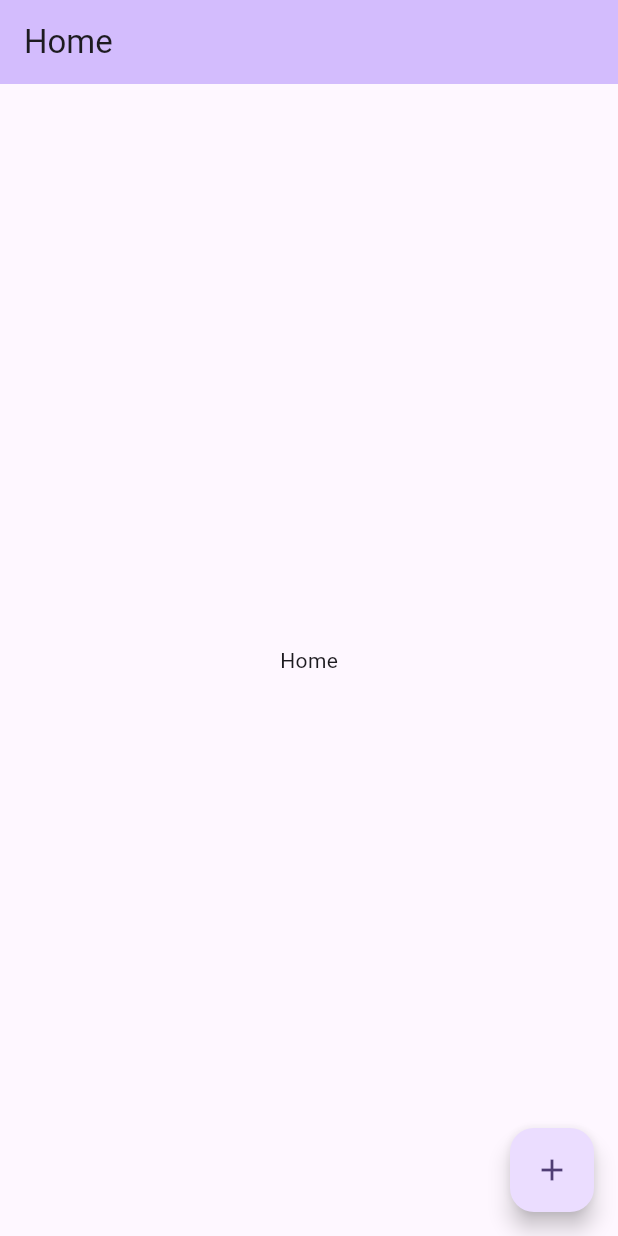
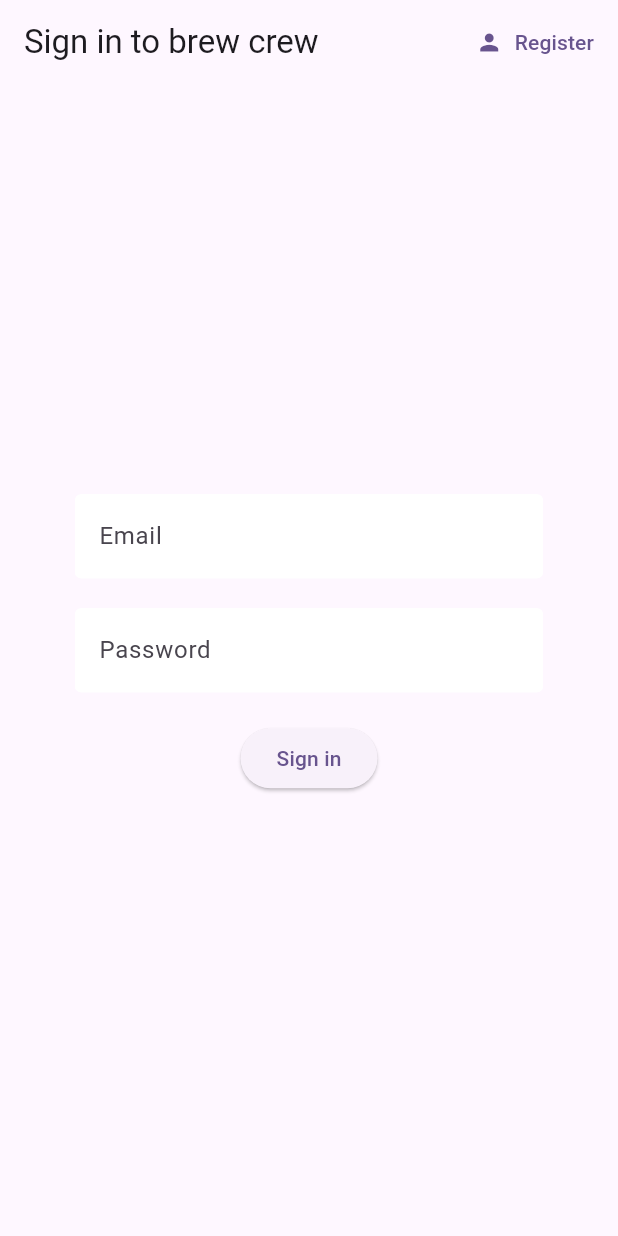
Before and after one commit to Antonate-96/todo-app, a Flutter app: the screen it shows after launch, on a phone screen of 412 x 824 dp. Run offline on Flutter 3.47's test engine with Material 3 defaults, Android fonts, the phone set to English and light mode, and no system bars; our stand-ins replace cloud_firestore, firebase_auth, firebase_core, flutter_spinkit, get; accounts and stored records are empty.

Commit message:
update source

```diff
--- a/lib/main.dart
+++ b/lib/main.dart
@@ -1,9 +1,12 @@
 import 'package:flutter/material.dart';
 import 'package:firebase_core/firebase_core.dart';
+import 'package:get/get.dart';
 import 'package:todos/view/home/home.dart';
+import 'package:todos/view/home/wrapper.dart';
 import 'firebase_options.dart';
 
 void main() async {
+  WidgetsFlutterBinding.ensureInitialized();
   await Firebase.initializeApp(
     options: DefaultFirebaseOptions.currentPlatform,
   );
@@ -17,13 +20,14 @@ class MyApp extends StatelessWidget {
   // This widget is the root of your application.
   @override
   Widget build(BuildContext context) {
-    return MaterialApp(
-      title: 'Flutter Demo',
+    return GetMaterialApp(
+      debugShowCheckedModeBanner: false,
+      title: 'Todos',
       theme: ThemeData(
         colorScheme: ColorScheme.fromSeed(seedColor: Colors.deepPurple),
         useMaterial3: true,
       ),
-      home: const Home(),
+      home: Wrapper(),
     );
   }
 }
--- /dev/null
+++ b/lib/models/todos.dart
@@ -0,0 +1,7 @@
+class Todos {
+  final String? name;
+  final String? task;
+  final String? detail;
+
+  Todos({this.name, this.task, this.detail});
+}
--- /dev/null
+++ b/lib/models/users.dart
@@ -0,0 +1,4 @@
+class MyUser {
+  final String uid;
+  MyUser({required this.uid});
+}
--- /dev/null
+++ b/lib/services/database.dart
@@ -0,0 +1,34 @@
+import 'package:cloud_firestore/cloud_firestore.dart';
+import 'package:todos/models/todos.dart';
+
+class DatabaseService {
+  final String? uid;
+  DatabaseService({this.uid});
+  // collection reference
+  final CollectionReference notesCollection =
+      FirebaseFirestore.instance.collection('notes');
+
+  Future updateUserData(String task, String name, String detail) async {
+    return await notesCollection.doc(uid).set({
+      'task': task,
+      'name': name,
+      'detail': detail,
+    });
+  }
+
+  // notes list from snapshot
+  List<Todos> _brewListFromSnapshot(QuerySnapshot? snapshot) {
+    return snapshot!.docs.map((doc) {
+      return Todos(
+        name: doc.get('name') ?? '',
+        task: doc.get('task') ?? 'no task',
+        detail: doc.get('detail') ?? 'no deatail',
+      );
+    }).toList();
+  }
+
+  // get notes stream
+  Stream<List<Todos>> get notes {
+    return notesCollection.snapshots().map(_brewListFromSnapshot);
+  }
+}
--- /dev/null
+++ b/lib/shared/constant.dart
@@ -0,0 +1,18 @@
+import 'package:flutter/material.dart';
+
+const textInputDecoration = InputDecoration(
+  fillColor: Colors.white,
+  filled: true,
+  enabledBorder: OutlineInputBorder(
+    borderSide: BorderSide(
+      color: Colors.white,
+      width: 2.0,
+    ),
+  ),
+  focusedBorder: OutlineInputBorder(
+    borderSide: BorderSide(
+      color: Colors.pink,
+      width: 2.0,
+    ),
+  ),
+);
--- /dev/null
+++ b/lib/shared/state.dart
@@ -0,0 +1,14 @@
+import 'package:get/get.dart';
+import 'package:todos/services/auth.dart';
+
+import '../models/users.dart';
+
+class UserController extends GetxController {
+  Rxn<MyUser> user = Rxn<MyUser>();
+
+  @override
+  void onInit() {
+    super.onInit();
+    user.bindStream(Authservice().user);
+  }
+}
--- /dev/null
+++ b/lib/view/home/authen/authenticate.dart
@@ -0,0 +1,24 @@
+import 'package:flutter/material.dart';
+import 'package:todos/view/home/authen/register.dart';
+import 'package:todos/view/home/authen/sign_in.dart';
+
+class Authenticate extends StatefulWidget {
+  @override
+  _AuthenticateState createState() => _AuthenticateState();
+}
+
+class _AuthenticateState extends State<Authenticate> {
+  bool showsignin = true;
+  void toggleview() {
+    setState(() => showsignin = !showsignin);
+  }
+
+  @override
+  Widget build(BuildContext context) {
+    if (showsignin) {
+      return SignIn(toggleview: toggleview);
+    } else {
+      return Register(toggleview: toggleview);
+    }
+  }
+}
--- /dev/null
+++ b/lib/view/home/authen/register.dart
@@ -0,0 +1,100 @@
+import 'package:flutter/material.dart';
+import 'package:todos/services/auth.dart';
+import 'package:todos/shared/constant.dart';
+
+import '../widget/loading.dart';
+
+class Register extends StatefulWidget {
+  final Function toggleview;
+  Register({required this.toggleview});
+
+  @override
+  State<Register> createState() => _RegisterState();
+}
+
+class _RegisterState extends State<Register> {
+  final Authservice _auth = Authservice();
+  final _formKey = GlobalKey<FormState>();
+  bool loading = false;
+
+  String email = '';
+  String password = '';
+  String error = '';
+  @override
+  Widget build(BuildContext context) {
+    return loading
+        ? Loading()
+        : Scaffold(
+            // backgroundColor: Theme.of(context).backgroundColor,
+            appBar: AppBar(
+              elevation: 0.0,
+              title: const Text('Sign up to brew crew'),
+              actions: <Widget>[
+                TextButton.icon(
+                  icon: const Icon(Icons.person),
+                  label: const Text('Sign In'),
+                  onPressed: () {
+                    widget.toggleview();
+                  },
+                )
+              ],
+            ),
+            body: Container(
+              padding: const EdgeInsets.symmetric(vertical: 20, horizontal: 50),
+              child: Form(
+                  key: _formKey,
+                  child: Column(
+                    children: <Widget>[
+                      const SizedBox(height: 20.0),
+                      TextFormField(
+                        decoration:
+                            textInputDecoration.copyWith(hintText: 'Email'),
+                        validator: ((value) =>
+                            value!.isEmpty ? 'Enter an Email' : null),
+                        onChanged: ((value) {
+                          setState(() => email = value);
+                        }),
+                      ),
+                      const SizedBox(height: 20.0),
+                      TextFormField(
+                        decoration:
+                            textInputDecoration.copyWith(hintText: 'Password'),
+                        validator: ((value) => value!.length < 6
+                            ? 'Enter a Password 6 chars long'
+                            : null),
+                        obscureText: true,
+                        onChanged: ((value) {
+                          setState(() => password = value);
+                        }),
+                      ),
+                      const SizedBox(height: 20.0),
+                      ElevatedButton(
+                        child: const Text('Register'),
+                        onPressed: () async {
+                          if (_formKey.currentState!.validate()) {
+                            setState(() => loading = true);
+                            dynamic result = await _auth
+                                .registerWithEmailAndPassword(email, password);
+                            if (result == null) {
+                              setState(() {
+                                error = 'please supply a valid email';
+                                loading = false;
+                              });
+                            }
+                          }
+                        },
+                      ),
+                      const SizedBox(
+                        height: 20,
+                      ),
+                      Text(
+                        error,
+                        style:
+                            const TextStyle(color: Colors.red, fontSize: 14.0),
+                      )
+                    ],
+                  )),
+            ),
+          );
+  }
+}
--- /dev/null
+++ b/lib/view/home/authen/sign_in.dart
@@ -0,0 +1,102 @@
+import 'package:flutter/material.dart';
+import 'package:todos/services/auth.dart';
+
+import '../../../shared/constant.dart';
+import '../widget/loading.dart';
+
+class SignIn extends StatefulWidget {
+  final Function toggleview;
+  SignIn({required this.toggleview});
+
+  @override
+  State<SignIn> createState() => _SignInState();
+}
+
+class _SignInState extends State<SignIn> {
+  final Authservice _auth = Authservice();
+  final _formKey = GlobalKey<FormState>();
+  bool loading = false;
+
+  String email = '';
+  String password = '';
+  String error = '';
+
+  @override
+  Widget build(BuildContext context) {
+    return loading
+        ? Loading()
+        : Scaffold(
+            // backgroundColor: Theme.of(context).backgroundColor,
+            appBar: AppBar(
+              elevation: 0.0,
+              title: Text('Sign in to brew crew'),
+              actions: <Widget>[
+                TextButton.icon(
+                  icon: Icon(Icons.person),
+                  label: Text('Register'),
+                  onPressed: () {
+                    widget.toggleview();
+                  },
+                )
+              ],
+            ),
+            body: Center(
+              child: Container(
+                padding: EdgeInsets.symmetric(vertical: 20, horizontal: 50),
+                child: Form(
+                    key: _formKey,
+                    child: Column(
+                      mainAxisAlignment: MainAxisAlignment.center,
+                      children: <Widget>[
+                        SizedBox(height: 20.0),
+                        TextFormField(
+                          decoration:
+                              textInputDecoration.copyWith(hintText: 'Email'),
+                          validator: ((value) =>
+                              value!.isEmpty ? 'Enter an Email' : null),
+                          onChanged: ((value) {
+                            setState(() => email = value);
+                          }),
+                        ),
+                        SizedBox(height: 20.0),
+                        TextFormField(
+                          decoration: textInputDecoration.copyWith(
+                              hintText: 'Password'),
+                          validator: ((value) => value!.length < 6
+                              ? 'Enter a Password 6 chars long'
+                              : null),
+                          obscureText: true,
+                          onChanged: ((value) {
+                            setState(() => password = value);
+                          }),
+                        ),
+                        SizedBox(height: 20.0),
+                        ElevatedButton(
+                          child: Text('Sign in'),
+                          onPressed: () async {
+                            if (_formKey.currentState!.validate()) {
+                              setState(() => loading = true);
+                              dynamic result = await _auth
+                                  .signInWithEmailAndPassword(email, password);
+                              if (result == null) {
+                                setState(() {
+                                  error =
+                                      'COULD NOT SIGN IN WITH THOSE CREDENTIALS';
+                                  loading = false;
+                                });
+                              }
+                            }
+                          },
+                        ),
+                        SizedBox(height: 20.0),
+                        Text(
+                          error,
+                          style: TextStyle(color: Colors.red, fontSize: 14.0),
+                        ),
+                      ],
+                    )),
+              ),
+            ),
+          );
+  }
+}
--- /dev/null
+++ b/lib/view/home/wrapper.dart
@@ -0,0 +1,27 @@
+import 'dart:developer';
+
+import 'package:flutter/material.dart';
+import 'package:get/get.dart';
+import 'package:todos/view/home/home.dart';
+
+import '../../shared/state.dart';
+import 'authen/authenticate.dart';
+
+class Wrapper extends StatelessWidget {
+  @override
+  Widget build(BuildContext context) {
+    // final user = Provider.of<MyUser?>(context);
+    final UserController c = Get.put(UserController());
+    // return either the Home or Authenticate widget
+    return Obx(
+      () {
+        log("State: ${c.user}");
+        if (c.user.value == null) {
+          return Authenticate();
+        } else {
+          return Home();
+        }
+      },
+    );
+  }
+}
```
Also changed, not shown: lib/services/auth.dart (added, +73 -0 lines), lib/view/home/home.dart (+34 -2 lines), lib/view/home/widget/bottomsheets.dart (added, +10 -0 lines), lib/view/home/widget/loading.dart (added, +17 -0 lines), pubspec.yaml (+7 -18 lines), pubspec.lock, 10 other files.
